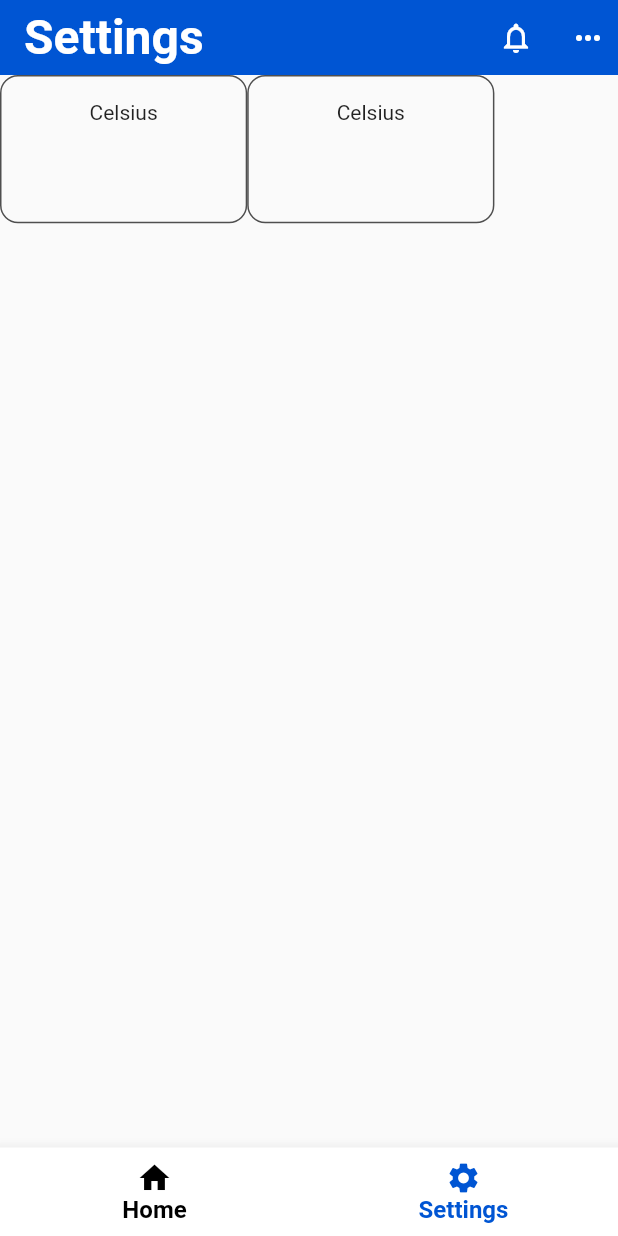
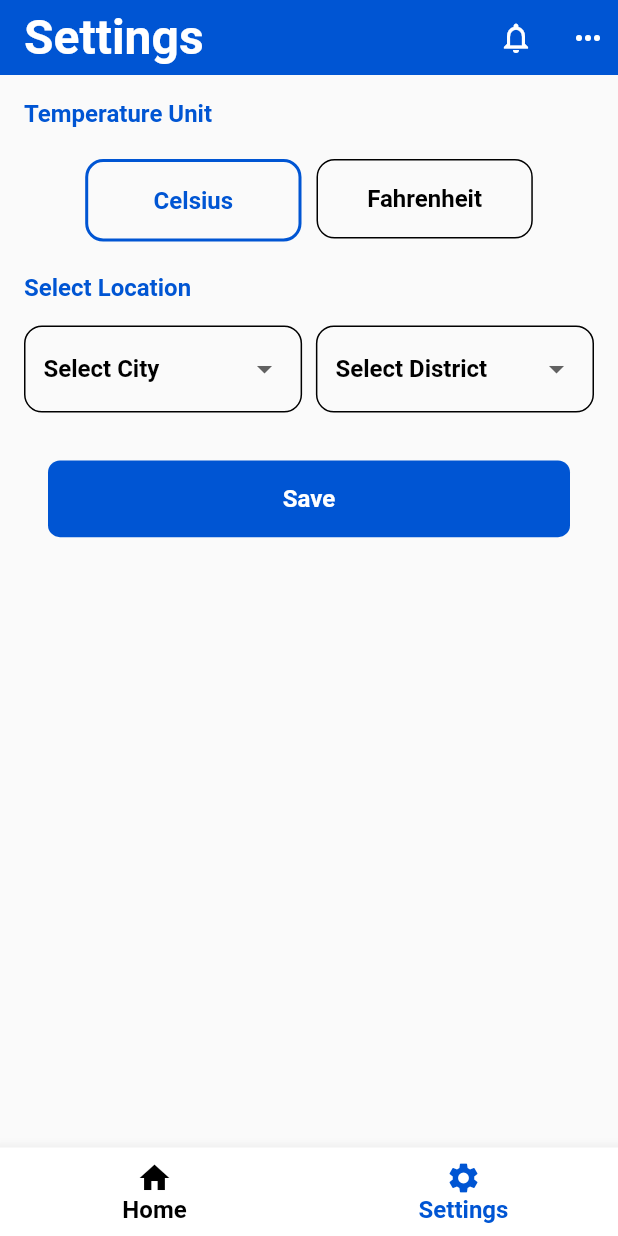
Before and after one commit to Mehmettmolla/weather_app, a Flutter app: the screen it shows after launch, item 2 of the bottom bar chosen, on a phone screen of 412 x 824 dp. Run offline on Flutter 3.47's test engine with Material 2 defaults, Android fonts, the phone set to English and light mode, and no system bars; our stand-ins replace auto_route, get_storage, lottie.

Commit message:
settings view ui added

```diff
--- a/lib/feature/settings/view/settings_view.dart
+++ b/lib/feature/settings/view/settings_view.dart
@@ -2,11 +2,19 @@ import 'package:auto_route/auto_route.dart';
 import 'package:flutter/material.dart';
 import 'package:flutter/src/widgets/framework.dart';
 import 'package:flutter/src/widgets/placeholder.dart';
+import 'package:provider/provider.dart';
+import 'package:weather_app/core/extension/num/num_extension.dart';
+import 'package:weather_app/core/extension/widget/widget_extension.dart';
+import 'package:weather_app/feature/settings/view_model/settings_view_model.dart';
 import 'package:weather_app/product/constant/app_color.dart';
 import 'package:weather_app/product/constant/app_padding.dart';
 import 'package:weather_app/product/constant/app_radius.dart';
 import 'package:weather_app/product/constant/app_size.dart';
+import 'package:weather_app/product/constant/app_text_style.dart';
 import 'package:weather_app/product/widgets/app_bar/custom_app_bar.dart';
+import 'package:weather_app/product/widgets/button/custom_button.dart';
+import 'package:weather_app/product/widgets/card/custom_temperature_unit_card.dart';
+import 'package:weather_app/product/widgets/dropdown/custom_dropdown_button.dart';
 
 @RoutePage()
 class SettingsView extends StatefulWidget {
@@ -17,39 +25,59 @@ class SettingsView extends StatefulWidget {
 }
 
 class _SettingsViewState extends State<SettingsView> {
+  String? selectedCity;
+  List<String> cities = ['Ankara', 'İstanbul', 'İzmir', 'Antalya', 'Bursa'];
   @override
   Widget build(BuildContext context) {
+    final settingsProvider = Provider.of<SettingsViewModel>(context);
     return Scaffold(
       appBar: const CustomAppBar(
         title: 'Settings',
       ),
       body:Column(
+        crossAxisAlignment: CrossAxisAlignment.start,
         children: [
-          SizedBox(
-            height: AppSize.screenHeight(context) * 0.12,
-            child: ListView.builder(
-              itemCount: 2,
-              shrinkWrap: true,
-              physics: const NeverScrollableScrollPhysics(),
-              scrollDirection: Axis.horizontal,
-              itemBuilder:(context, index) {
-              return Container(
-                width: AppSize.screenWidth(context) * 0.4,
-                padding: const EdgeInsets.all(AppPadding.defualtPadding),
-                decoration: BoxDecoration(
-                  borderRadius: AppRadius.radius12,
-                  border: Border.all(color: AppColor.grey, width: 1),
-                ),
-                child: Column(
-                  children: [
-                    Text("Celsius"),
-                  ],
-                ),
-              );
-            },),
+          AppPadding.verticalPadding.height,
+          Text("Temperature Unit", style: AppTextStyle.primaryBlueSemibold16,),
+          AppPadding.verticalPadding.height,
+          Center(
+            child: Wrap(
+              alignment: WrapAlignment.center,
+              children:
+                  settingsProvider.temperatureUnitList.map((e) => CustomTemperatureUnitCard(
+                    onTap: () => settingsProvider.changeTemperatureUnit(e),
+                    isSelected: e.isSelected,
+                    title: e.unit,
+                  )).toList(),
+            ),
+          ),
+          AppPadding.verticalPadding.height,
+          Text("Select Location", style: AppTextStyle.primaryBlueSemibold16,),
+          AppPadding.verticalPadding.height,
+          Row(
+            mainAxisAlignment: MainAxisAlignment.start,
+            children: [
+              CustomDropdownButton(
+                selected: selectedCity,
+                list: cities,
+                title: 'Select City',
+              ),
+              const Spacer(),
+                CustomDropdownButton(
+                selected: selectedCity,
+                list: cities,
+                title: 'Select District',
+              ),
+            ],
+          ),
+          AppPadding.verticalPadding.height,
+          CustomButton(
+            onTap: () => context.router.pop(),
+            title: 'Save',
           )
-
         ],
+      ).paddingSymetric(
+        horizontal: AppPadding.horizontalPadding,
       )
     );
   }
--- a/lib/feature/settings/view_model/settings_view_model.dart
+++ b/lib/feature/settings/view_model/settings_view_model.dart
@@ -1,3 +1,27 @@
-class SettingsViewModel {
+import 'package:flutter/material.dart';
+import 'package:weather_app/product/models/temperature_unit/temperature_unit_model.dart';
 
+class SettingsViewModel extends ChangeNotifier {
+
+  List<TemperatureUnitModel> temperatureUnitList = [
+    TemperatureUnitModel(
+      unit: 'Celsius',
+      isSelected: true,
+    ),
+    TemperatureUnitModel(
+      unit: 'Fahrenheit',
+      isSelected: false,
+    ),
+  ];
+
+  void changeTemperatureUnit(TemperatureUnitModel selectedUnit) {
+    for (var element in temperatureUnitList) {
+      if (element.unit == selectedUnit.unit) {
+        element.isSelected = true;
+      } else {
+        element.isSelected = false;
+      }
+    }
+    notifyListeners();
+  }
 }
--- a/lib/main.dart
+++ b/lib/main.dart
@@ -1,4 +1,6 @@
 import 'package:flutter/material.dart';
+import 'package:provider/provider.dart';
+import 'package:weather_app/feature/settings/view_model/settings_view_model.dart';
 import 'package:weather_app/product/router/app_router.dart';
 
 void main() => runApp(MyApp());
@@ -9,11 +11,16 @@ class MyApp extends StatelessWidget {
 
   @override
   Widget build(BuildContext context) {
-    return MaterialApp.router(
-      title: 'Weather App',
-      routerDelegate: appRouter.delegate(),
-      routeInformationParser: appRouter.defaultRouteParser(),
-      debugShowCheckedModeBanner: false,
+    return MultiProvider(
+      providers: [
+          ChangeNotifierProvider(create: (_) => SettingsViewModel()),
+      ],
+      child: MaterialApp.router(
+        title: 'Weather App',
+        routerDelegate: appRouter.delegate(),
+        routeInformationParser: appRouter.defaultRouteParser(),
+        debugShowCheckedModeBanner: false,
+      ),
     );
   }
 }
--- a/lib/product/constant/app_text_style.dart
+++ b/lib/product/constant/app_text_style.dart
@@ -14,6 +14,11 @@ class AppTextStyle {
   );
   static TextStyle whiteSemibold24 = const TextStyle(
     fontSize: 24,
+    fontWeight: FontWeight.w600,
+    color: AppColor.white,
+  );
+    static TextStyle whiteSemibold16 = const TextStyle(
+    fontSize: 16,
     fontWeight: FontWeight.w600,
     color: AppColor.white,
   );
--- a/lib/product/models/temperature_unit/temperature_unit_model.dart
+++ b/lib/product/models/temperature_unit/temperature_unit_model.dart
@@ -1,5 +1,6 @@
 class TemperatureUnitModel {
   final String? unit;
-  final bool? isSelected;
+  bool? isSelected;
+
   TemperatureUnitModel({this.unit, this.isSelected});
 }
--- a/lib/product/widgets/button/custom_button.dart
+++ b/lib/product/widgets/button/custom_button.dart
@@ -0,0 +1,41 @@
+
+import 'package:flutter/cupertino.dart';
+import 'package:weather_app/core/extension/widget/widget_extension.dart';
+import 'package:weather_app/product/constant/app_color.dart';
+import 'package:weather_app/product/constant/app_padding.dart';
+import 'package:weather_app/product/constant/app_radius.dart';
+import 'package:weather_app/product/constant/app_size.dart';
+import 'package:weather_app/product/constant/app_text_style.dart';
+
+class CustomButton extends StatelessWidget {
+  const CustomButton({
+    super.key,
+    this.onTap,
+    this.title,
+  });
+  final String? title;
+  final VoidCallback? onTap;
+
+  @override
+  Widget build(BuildContext context) {
+    return Container(
+        margin: const EdgeInsets.symmetric(
+          horizontal: AppPadding.horizontalPadding,
+          vertical: AppPadding.verticalPadding,
+        ),
+        height: AppSize.screenHeight(context) * 0.062,
+        decoration: BoxDecoration(
+          color: AppColor.primaryBlue,
+          borderRadius: AppRadius.radius8,
+        ),
+        child: Center(
+          child: Text(
+            title!,
+            style: AppTextStyle.whiteSemibold16,
+            textAlign: TextAlign.center,
+          ),
+        )).gestureDetector(
+      onTap: onTap,
+    );
+  }
+}
--- /dev/null
+++ b/lib/product/widgets/card/custom_temperature_unit_card.dart
@@ -0,0 +1,38 @@
+import 'package:flutter/material.dart';
+import 'package:weather_app/core/extension/widget/widget_extension.dart';
+import 'package:weather_app/product/constant/app_color.dart';
+import 'package:weather_app/product/constant/app_padding.dart';
+import 'package:weather_app/product/constant/app_radius.dart';
+import 'package:weather_app/product/constant/app_size.dart';
+import 'package:weather_app/product/constant/app_text_style.dart';
+
+class CustomTemperatureUnitCard extends StatelessWidget {
+  const CustomTemperatureUnitCard({super.key, this.title, this.isSelected, this.onTap});
+  final String? title;
+  final bool? isSelected;
+  final VoidCallback? onTap;
+  @override
+  Widget build(BuildContext context) {
+    return GestureDetector(
+      onTap: onTap,
+      child: AnimatedContainer(
+        duration: const Duration(milliseconds: 300),
+        width: AppSize.screenWidth(context) * 0.35,
+        padding: const EdgeInsets.all(AppPadding.defualtPadding),
+        decoration: BoxDecoration(
+          borderRadius: AppRadius.radius12,
+          border: Border.all(
+              color: isSelected == false ? AppColor.black : AppColor.primaryBlue,
+              width: isSelected == false ? 1 : 2),
+        ),
+        child: Center(
+            child: Text(
+          title!,
+          style: isSelected == false
+              ? AppTextStyle.blackSemibold16
+              : AppTextStyle.primaryBlueSemibold16,
+        )),
+      ).paddingAll(AppPadding.betweenPadding),
+    );
+  }
+}
--- /dev/null
+++ b/lib/product/widgets/dropdown/custom_dropdown_button.dart
@@ -0,0 +1,48 @@
+import 'package:flutter/material.dart';
+import 'package:weather_app/product/constant/app_color.dart';
+import 'package:weather_app/product/constant/app_radius.dart';
+import 'package:weather_app/product/constant/app_size.dart';
+import 'package:weather_app/product/constant/app_text_style.dart';
+
+class CustomDropdownButton extends StatefulWidget {
+  CustomDropdownButton({super.key, this.selected, this.list = const [], this.title});
+  String? selected;
+  final List<String> list;
+  final String? title;
+  @override
+  State<CustomDropdownButton> createState() => _CustomDropdownButtonState();
+}
+
+class _CustomDropdownButtonState extends State<CustomDropdownButton> {
+  @override
+  Widget build(BuildContext context) {
+    return Container(
+      width: AppSize.screenWidth(context) * 0.45,
+      padding: const EdgeInsets.symmetric(horizontal: 12, vertical: 4),
+      decoration: BoxDecoration(
+        border: Border.all(color: AppColor.black),
+        borderRadius: AppRadius.radius12,
+      ),
+      child: DropdownButtonHideUnderline(
+        child: DropdownButton<String>(
+          hint: Text(
+            widget.title!,
+            style: AppTextStyle.blackSemibold16,
+          ),
+          value: widget.selected,
+          onChanged: (String? newValue) {
+            setState(() {
+              widget.selected = newValue;
+            });
+          },
+          items: widget.list.map<DropdownMenuItem<String>>((String value) {
+            return DropdownMenuItem<String>(
+              value: value,
+              child: Text(value),
+            );
+          }).toList(),
+        ),
+      ),
+    );
+  }
+}
```
